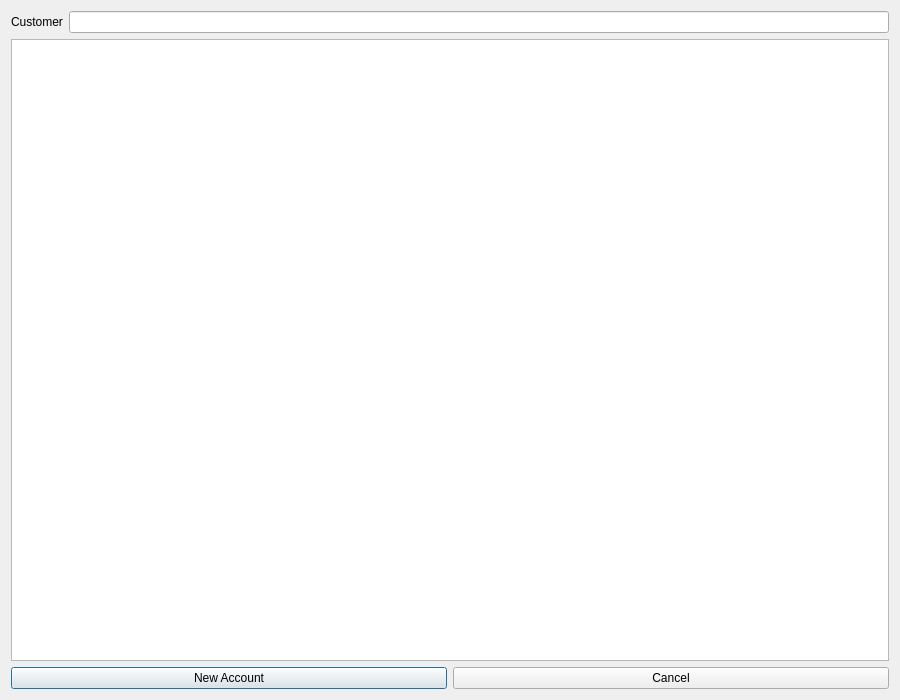
Before: the Qt Designer form accountlist.ui in jonathansaetre/BankSystem, drawn with Qt 5.
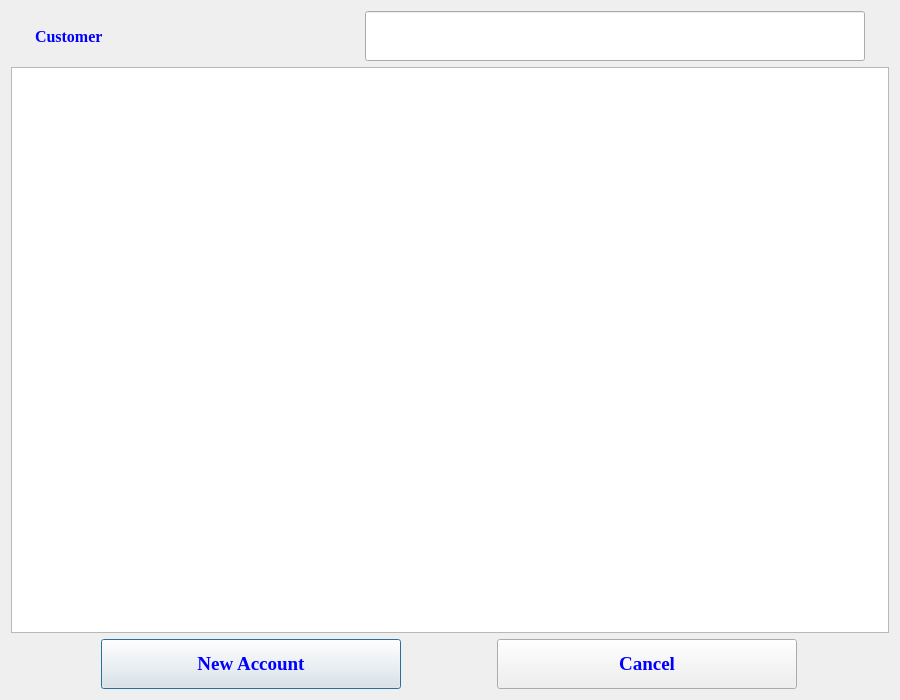
After: the same form once the commit is applied.

```diff
--- a/accountlist.ui
+++ b/accountlist.ui
@@ -30,23 +30,101 @@
     <layout class="QHBoxLayout" name="horizontalLayout_2">
      <item>
       <widget class="QLabel" name="customerlabel">
+       <property name="minimumSize">
+        <size>
+         <width>300</width>
+         <height>50</height>
+        </size>
+       </property>
+       <property name="maximumSize">
+        <size>
+         <width>300</width>
+         <height>50</height>
+        </size>
+       </property>
+       <property name="font">
+        <font>
+         <family>Times New Roman</family>
+         <pointsize>12</pointsize>
+         <weight>75</weight>
+         <bold>true</bold>
+        </font>
+       </property>
+       <property name="styleSheet">
+        <string notr="true">color:blue</string>
+       </property>
        <property name="text">
         <string>Customer</string>
        </property>
       </widget>
      </item>
      <item>
-      <widget class="QLineEdit" name="customerBox"/>
+      <widget class="QLineEdit" name="customerBox">
+       <property name="minimumSize">
+        <size>
+         <width>500</width>
+         <height>50</height>
+        </size>
+       </property>
+       <property name="maximumSize">
+        <size>
+         <width>500</width>
+         <height>50</height>
+        </size>
+       </property>
+       <property name="font">
+        <font>
+         <family>Times New Roman</family>
+         <pointsize>10</pointsize>
+        </font>
+       </property>
+       <property name="styleSheet">
+        <string notr="true">color:blue</string>
+       </property>
+      </widget>
      </item>
     </layout>
    </item>
    <item>
-    <widget class="QTreeView" name="accountList"/>
+    <widget class="QTreeView" name="accountList">
+     <property name="font">
+      <font>
+       <family>Times New Roman</family>
+       <pointsize>10</pointsize>
+      </font>
+     </property>
+     <property name="styleSheet">
+      <string notr="true">color:blue</string>
+     </property>
+    </widget>
    </item>
    <item>
     <layout class="QHBoxLayout" name="horizontalLayout">
      <item>
       <widget class="QPushButton" name="Newaccount">
+       <property name="minimumSize">
+        <size>
+         <width>300</width>
+         <height>50</height>
+        </size>
+       </property>
+       <property name="maximumSize">
+        <size>
+         <width>300</width>
+         <height>50</height>
+        </size>
+       </property>
+       <property name="font">
+        <font>
+         <family>Times New Roman</family>
+         <pointsize>14</pointsize>
+         <weight>75</weight>
+         <bold>true</bold>
+        </font>
+       </property>
+       <property name="styleSheet">
+        <string notr="true">color:blue</string>
+       </property>
        <property name="text">
         <string>New Account</string>
        </property>
@@ -54,6 +132,29 @@
      </item>
      <item>
       <widget class="QPushButton" name="cancelButton">
+       <property name="minimumSize">
+        <size>
+         <width>300</width>
+         <height>50</height>
+        </size>
+       </property>
+       <property name="maximumSize">
+        <size>
+         <width>300</width>
+         <height>50</height>
+        </size>
+       </property>
+       <property name="font">
+        <font>
+         <family>Times New Roman</family>
+         <pointsize>14</pointsize>
+         <weight>75</weight>
+         <bold>true</bold>
+        </font>
+       </property>
+       <property name="styleSheet">
+        <string notr="true">color:blue</string>
+       </property>
        <property name="text">
         <string>Cancel</string>
        </property>
```
